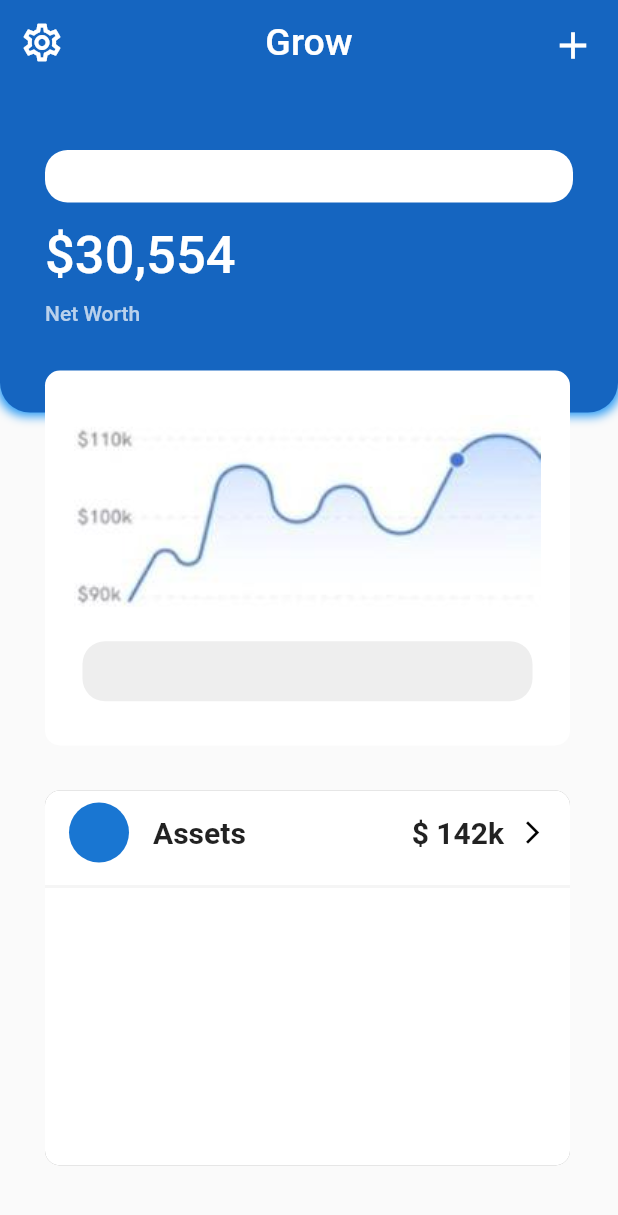
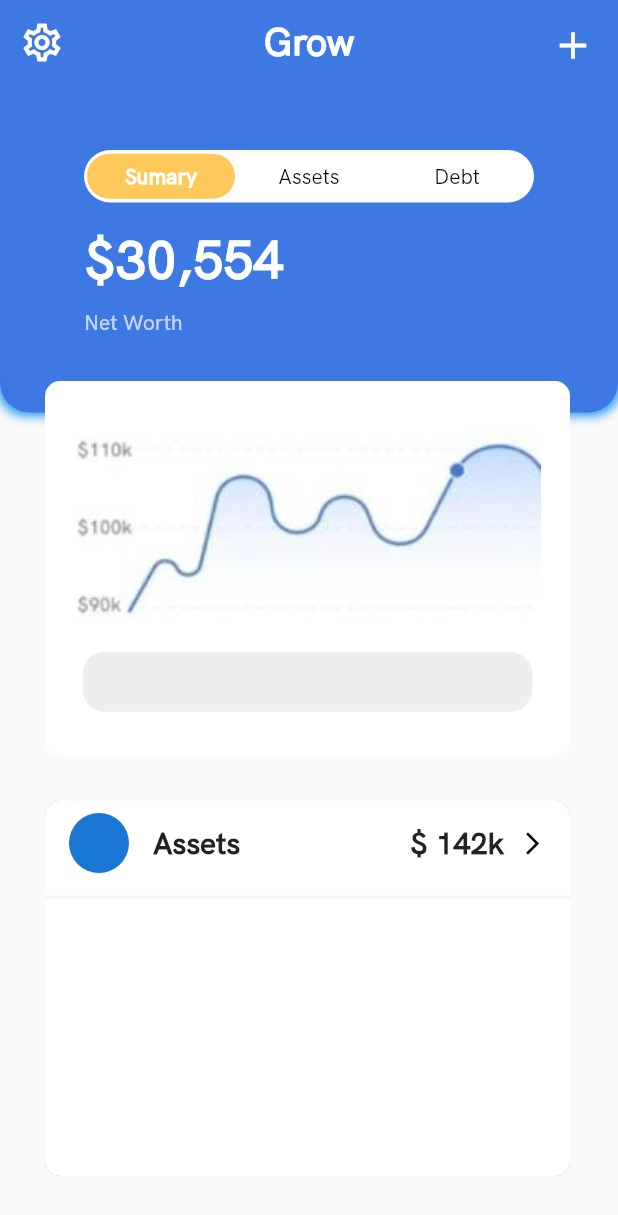
Before and after one commit to pedrooruass/PJ_Challenge_1, a Flutter app: the screen it shows after launch, on a phone screen of 412 x 824 dp. Shown: the top 1215 px of the screen. Run offline on Flutter 3.47's test engine with Material 2 defaults, Android fonts, the phone set to English and light mode, and no system bars.

Commit message:
Componentize everything

```diff
--- a/lib/main.dart
+++ b/lib/main.dart
@@ -11,6 +11,7 @@ class MyApp extends StatelessWidget {
       title: "Challenge 1",
       theme: ThemeData(
         primarySwatch: Colors.blue,
+        fontFamily: "Hk Grotesk",
       ),
       debugShowCheckedModeBanner: false,
       home: MainScreen(),
--- /dev/null
+++ b/lib/screens/components/first_box_component.dart
@@ -0,0 +1,34 @@
+import 'package:flutter/material.dart';
+
+class FirstBoxComponent extends StatelessWidget {
+  @override
+  Widget build(BuildContext context) {
+    return Container(
+      margin: EdgeInsets.only(top: 30),
+      height: 250,
+      width: 350,
+      decoration: BoxDecoration(
+        color: Colors.white,
+        borderRadius: BorderRadius.circular(10),
+      ),
+      child: Column(
+        mainAxisAlignment: MainAxisAlignment.center,
+        children: [
+          Image.asset(
+            "asset/grafic.jpeg",
+            fit: BoxFit.cover,
+          ),
+          SizedBox(height: 10),
+          Container(
+            width: 300,
+            height: 40,
+            decoration: BoxDecoration(
+              color: Colors.grey.shade200,
+              borderRadius: BorderRadius.circular(15),
+            ),
+          ),
+        ],
+      ),
+    );
+  }
+}
--- /dev/null
+++ b/lib/screens/components/first_navigator_component.dart
@@ -0,0 +1,58 @@
+import 'package:challenge_app/helps/app_colors.dart';
+import 'package:flutter/material.dart';
+
+class FirstNavigatorComponent extends StatelessWidget {
+  final void Function(int) onTap;
+  final int indexSelected;
+  FirstNavigatorComponent({this.onTap, this.indexSelected});
+  @override
+  Widget build(BuildContext context) {
+    return Row(
+      mainAxisAlignment: MainAxisAlignment.center,
+      children: [
+        Container(
+          padding: EdgeInsets.all(2),
+          width: 300,
+          height: 35,
+          decoration: BoxDecoration(
+            color: Colors.white,
+            borderRadius: BorderRadius.circular(20),
+          ),
+          child: Row(
+            mainAxisAlignment: MainAxisAlignment.spaceAround,
+            children: [
+              buildInkWell(text: "Sumary", index: 0),
+              buildInkWell(text: "Assets", index: 1),
+              buildInkWell(text: "Debt", index: 2),
+            ],
+          ),
+        ),
+      ],
+    );
+  }
+
+  Widget buildInkWell({String text = "Text", int index}) {
+    return Expanded(
+      child: InkWell(
+        onTap: () => onTap(index),
+        child: Container(
+          alignment: Alignment.center,
+          height: 30,
+          decoration: BoxDecoration(
+              color: indexSelected == index
+                  ? AppColors.secondColor
+                  : Colors.transparent,
+              borderRadius: BorderRadius.circular(20)),
+          child: Text(
+            text,
+            style: TextStyle(
+              color: indexSelected == index ? Colors.white : Colors.black,
+              fontWeight:
+                  indexSelected == index ? FontWeight.bold : FontWeight.normal,
+            ),
+          ),
+        ),
+      ),
+    );
+  }
+}
--- /dev/null
+++ b/lib/screens/components/net_worth_componet.dart
@@ -0,0 +1,37 @@
+import 'package:flutter/material.dart';
+
+class NetWorthComponent extends StatelessWidget {
+  @override
+  Widget build(BuildContext context) {
+    return Row(
+      mainAxisAlignment: MainAxisAlignment.center,
+      children: [
+        Container(
+          width: 300,
+          child: Column(
+            crossAxisAlignment: CrossAxisAlignment.start,
+            children: [
+              Text(
+                "\$30,554",
+                style: TextStyle(
+                    color: Colors.white,
+                    fontSize: 35,
+                    fontWeight: FontWeight.bold),
+              ),
+              SizedBox(
+                height: 10,
+              ),
+              Text(
+                "Net Worth",
+                style: TextStyle(
+                  color: Colors.white70,
+                  fontWeight: FontWeight.w500,
+                ),
+              ),
+            ],
+          ),
+        ),
+      ],
+    );
+  }
+}
--- /dev/null
+++ b/lib/screens/components/second_box_component.dart
@@ -0,0 +1,58 @@
+import 'package:flutter/material.dart';
+
+class SecondBoxComponent extends StatelessWidget {
+  @override
+  Widget build(BuildContext context) {
+    return Container(
+                      margin: EdgeInsets.only(top: 30),
+                      height: 250,
+                      width: 350,
+                      decoration: BoxDecoration(
+                        color: Colors.white,
+                        borderRadius: BorderRadius.circular(10),
+                        boxShadow: [
+                          BoxShadow(color: Colors.grey),
+                        ],
+                      ),
+                      child: Column(
+                        children: [
+                          ListTile(
+                            leading: CircleAvatar(),
+                            title: Text(
+                              "Assets",
+                              style: TextStyle(
+                                fontWeight: FontWeight.bold,
+                                fontSize: 20,
+                              ),
+                            ),
+                            trailing: Row(
+                              mainAxisSize: MainAxisSize.min,
+                              children: [
+                                Text(
+                                  "\$ 142k",
+                                  style: TextStyle(
+                                    fontWeight: FontWeight.bold,
+                                    fontSize: 20,
+                                  ),
+                                ),
+                                SizedBox(
+                                  width: 10,
+                                ),
+                                Icon(
+                                  Icons.arrow_forward_ios,
+                                  color: Colors.black,
+                                  size: 18,
+                                ),
+                              ],
+                            ),
+                          ),
+                          Divider(
+                            thickness: 2,
+                            color: Colors.grey.shade100,
+                          ),
+                          // TODO create list lile method, and put them.
+                        ],
+                      ),
+                    );
+  }
+}
--- a/lib/screens/main_screen.dart
+++ b/lib/screens/main_screen.dart
@@ -1,6 +1,18 @@
+import 'package:challenge_app/helps/app_colors.dart';
+import 'package:challenge_app/screens/components/first_box_component.dart';
+import 'package:challenge_app/screens/components/first_navigator_component.dart';
+import 'package:challenge_app/screens/components/net_worth_componet.dart';
+import 'package:challenge_app/screens/components/second_box_component.dart';
 import 'package:flutter/material.dart';
 
-class MainScreen extends StatelessWidget {
+class MainScreen extends StatefulWidget {
+  @override
+  _MainScreenState createState() => _MainScreenState();
+}
+
+class _MainScreenState extends State<MainScreen> {
+  int index = 0;
+
   @override
   Widget build(BuildContext context) {
     return Scaffold(
@@ -13,7 +25,7 @@ class MainScreen extends StatelessWidget {
         ),
         title: Text(
           "Grow",
-          style: TextStyle(color: Colors.white, fontSize: 25),
+          style: TextStyle(color: Colors.white, fontSize: 25, fontWeight: FontWeight.bold),
         ),
         actions: [
           Padding(
@@ -29,10 +41,12 @@ class MainScreen extends StatelessWidget {
       ),
       body: Stack(
         children: [
+          // Background
           Container(
             padding: EdgeInsets.all(20),
             decoration: BoxDecoration(
-              color: Colors.blue.shade800,
+              //COLOCAR O 0xFF ANTES
+              color: AppColors.primaryColor,
               borderRadius: BorderRadius.only(
                 bottomLeft: Radius.circular(20),
                 bottomRight: Radius.circular(20),
@@ -50,117 +64,24 @@ class MainScreen extends StatelessWidget {
           ListView(
             padding: EdgeInsets.fromLTRB(30, 100, 30, 10),
             children: [
-              Container(
-                // pq o container nao esta seguindo o width????
-                width: 300,
-                height: 35,
-                decoration: BoxDecoration(
-                  color: Colors.white,
-                  borderRadius: BorderRadius.circular(15),
-                ),
+              FirstNavigatorComponent(
+                onTap: (touchValue) {
+                  setState(() {
+                    index = touchValue;
+                  });
+                },
+                indexSelected: index,
               ),
               SizedBox(height: 15),
+              // Scroll
               Expanded(
                 child: Column(
                   crossAxisAlignment: CrossAxisAlignment.start,
                   mainAxisSize: MainAxisSize.min,
                   children: [
-                    Text(
-                      "\$30,554",
-                      style: TextStyle(
-                        color: Colors.white,
-                        fontSize: 35,
-                        fontWeight: FontWeight.w500,
-                      ),
-                    ),
-                    SizedBox(
-                      height: 10,
-                    ),
-                    Text(
-                      "Net Worth",
-                      style: TextStyle(
-                        color: Colors.white70,
-                        fontWeight: FontWeight.w500,
-                      ),
-                    ),
-                    Container(
-                      margin: EdgeInsets.only(top: 30),
-                      height: 250,
-                      width: 350,
-                      decoration: BoxDecoration(
-                        color: Colors.white,
-                        borderRadius: BorderRadius.circular(10),
-                      ),
-                      child: Column(
-                        mainAxisAlignment: MainAxisAlignment.center,
-                        children: [
-                          Image.asset(
-                            "asset/grafic.jpeg",
-                            fit: BoxFit.cover,
-                          ),
-                          SizedBox(height: 10),
-                          Container(
-                            width: 300,
-                            height: 40,
-                            decoration: BoxDecoration(
-                              color: Colors.grey.shade200,
-                              borderRadius: BorderRadius.circular(15),
-                            ),
-                          ),
-                        ],
-                      ),
-                    ),
-                    Container(
-                      margin: EdgeInsets.only(top: 30),
-                      height: 250,
-                      width: 350,
-                      decoration: BoxDecoration(
-                        color: Colors.white,
-                        borderRadius: BorderRadius.circular(10),
-                        boxShadow: [
-                          BoxShadow(color: Colors.grey),
-                        ],
-                      ),
-                      child: Column(
-                        children: [
-                          ListTile(
-                            leading: CircleAvatar(),
-                            title: Text(
-                              "Assets",
-                              style: TextStyle(
-                                fontWeight: FontWeight.bold,
-                                fontSize: 20,
-                              ),
-                            ),
-                            trailing: Row(
-                              mainAxisSize: MainAxisSize.min,
-                              children: [
-                                Text(
-                                  "\$ 142k",
-                                  style: TextStyle(
-                                    fontWeight: FontWeight.bold,
-                                    fontSize: 20,
-                                  ),
-                                ),
-                                SizedBox(
-                                  width: 10,
-                                ),
-                                Icon(
-                                  Icons.arrow_forward_ios,
-                                  color: Colors.black,
-                                  size: 18,
-                                ),
-                              ],
-                            ),
-                          ),
-                          Divider(
-                            thickness: 2,
-                            color: Colors.grey.shade100,
-                          ),
-                          // TODO create list lile method, and put them.
-                        ],
-                      ),
-                    ),
+                    NetWorthComponent(),
+                    FirstBoxComponent(),
+                    SecondBoxComponent(),
                   ],
                 ),
               ),
```
Also changed, not shown: pubspec.yaml (+7 -12 lines), asset/fonts/HKGrotesk-Medium.otf (added), asset/fonts/HKGrotesk-Regular.otf (added).
